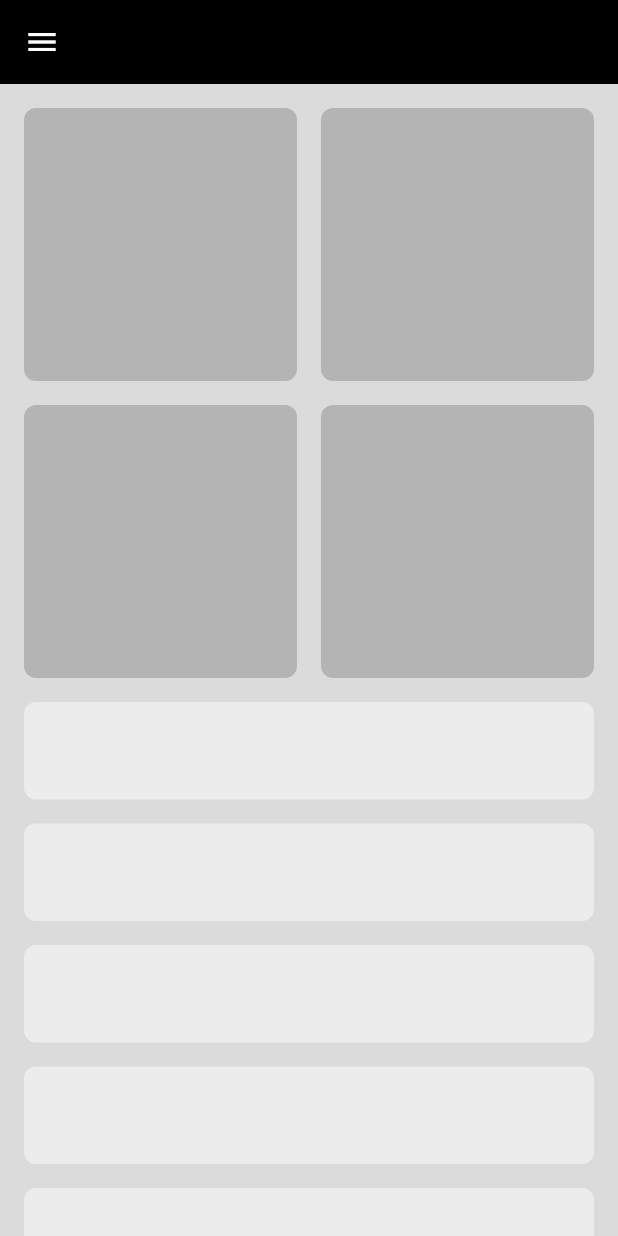
After one commit to AhmedAlbay/AdpateiveApp, a Flutter app: the screen it shows after launch, on a phone screen of 412 x 824 dp. The commit adds this screen. Run offline on Flutter 3.47's test engine with Material 3 defaults, Android fonts, the light colour scheme and no system bars; our stand-ins replace font_awesome_flutter.

Commit message:
Add tablet layout

```diff
--- a/lib/views/widget/home_view_body.dart
+++ b/lib/views/widget/home_view_body.dart
@@ -1,5 +1,6 @@
-import 'package:adpateive_app/views/widget/custom_silver_list.dart';
-import 'package:adpateive_app/views/widget/custom_sliver_grid.dart';
+
+import 'package:adpateive_app/views/widget/mobile_layout.dart';
+import 'package:adpateive_app/views/widget/tablet_layout.dart';
 import 'package:flutter/material.dart';
 
 class HomeViewBody extends StatelessWidget {
@@ -7,18 +8,16 @@ class HomeViewBody extends StatelessWidget {
 
   @override
   Widget build(BuildContext context) {
-    return const Padding(
-      padding: EdgeInsets.symmetric(horizontal: 16),
-      child: CustomScrollView(
-        slivers: [
-          SliverToBoxAdapter(
-            child: SizedBox(
-              height: 16,
-            ),
-          ),
-          CustomSliverGrid(),
-          CustomSilverList(),
-        ],
+    return Padding(
+      padding: const EdgeInsets.symmetric(horizontal: 16),
+      child: LayoutBuilder(
+        builder: (context, constains) {
+          if (constains.maxWidth > 600) {
+            return const TabletLayout();
+          } else {
+            return const MobileLayout();
+          }
+        },
       ),
     );
   }
--- /dev/null
+++ b/lib/views/widget/mobile_layout.dart
@@ -0,0 +1,24 @@
+import 'package:adpateive_app/views/widget/custom_silver_list.dart';
+import 'package:adpateive_app/views/widget/custom_sliver_grid.dart';
+import 'package:flutter/material.dart';
+
+class MobileLayout extends StatelessWidget {
+  const MobileLayout({
+    super.key,
+  });
+
+  @override
+  Widget build(BuildContext context) {
+    return const CustomScrollView(
+      slivers: [
+        SliverToBoxAdapter(
+          child:  SizedBox(
+            height: 16,
+          ),
+        ),
+        CustomSliverGrid(),
+        CustomSilverList(),
+      ],
+    );
+  }
+}
```
Also changed, not shown: lib/views/widget/custom_list.dart (added, +24 -0 lines), lib/views/widget/tablet_layout.dart (added, +22 -0 lines).
